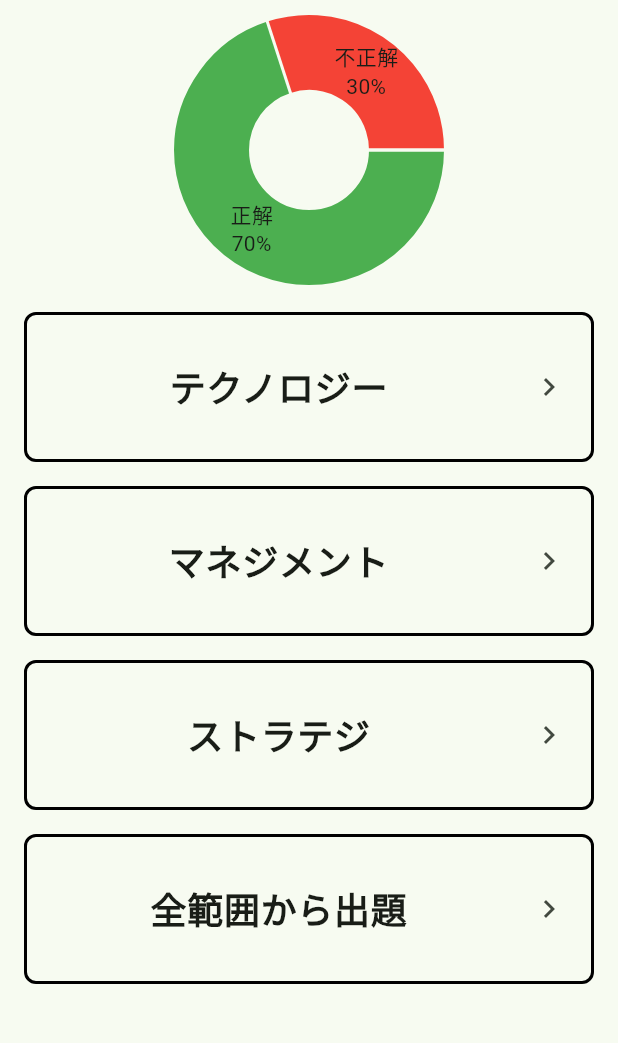
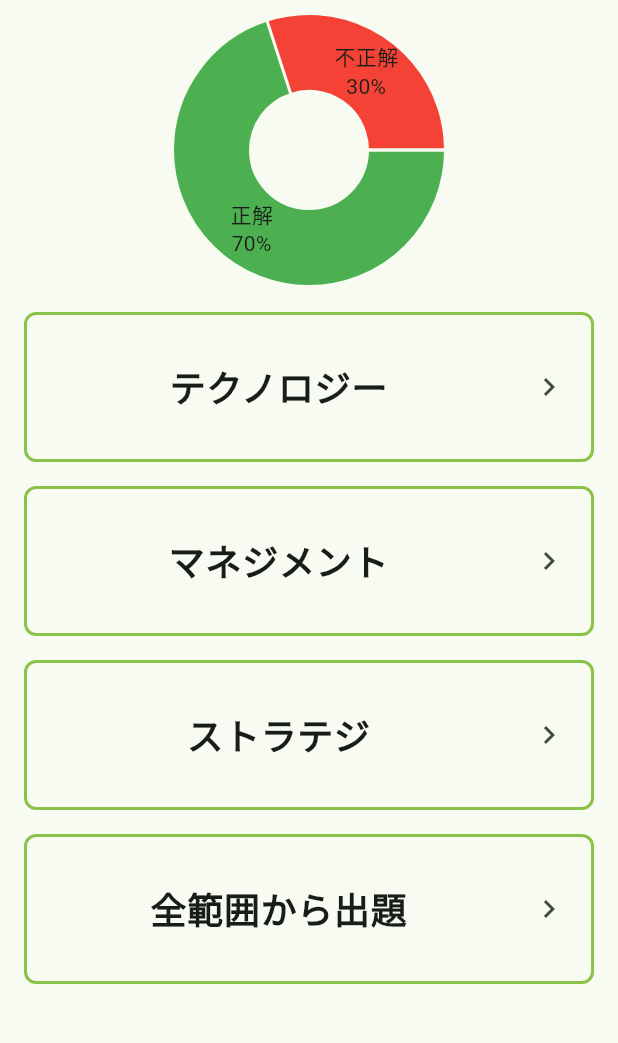
Before and after one commit to HANAUTA/2024_hal_fe_app, a Flutter app: the screen it shows after launch, on a phone screen of 412 x 824 dp, the part 84-1127 px from its top. Run offline on Flutter 3.47's test engine with Material 3 defaults, Android fonts, the phone set to English and light mode, and no system bars; drawn by our look-alikes of fl_chart.

Commit message:
ボーダー色変更

```diff
--- a/lib/pages/top_page.dart
+++ b/lib/pages/top_page.dart
@@ -60,7 +60,7 @@ class _MyHomePageState extends State<MyHomePage> {
     return Container(
       margin: const EdgeInsets.symmetric(vertical: 8, horizontal: 16), // 外側の余白
       decoration: BoxDecoration(
-        border: Border.all(color: Colors.black, width: 2), // ボーダーの色と幅
+        border: Border.all(color: Colors.lightGreen, width: 2), // ボーダーの色と幅
         borderRadius: BorderRadius.circular(8), // 角を丸める
       ),
       child: ListTile(
```
